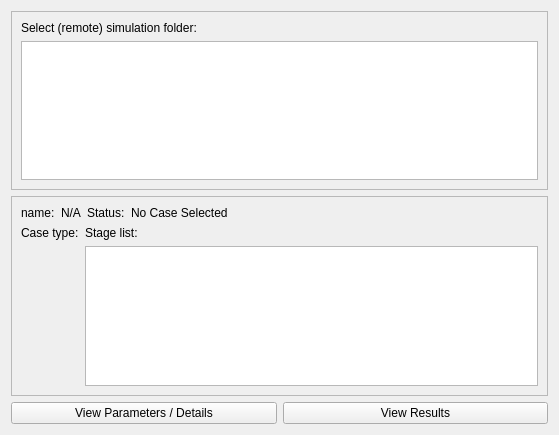
First picture: the form in cwe_guiWidgets/cwe_manage_simulation.ui, repository NHERI-SimCenter/CWE-Simulation-Tool, before the edit.
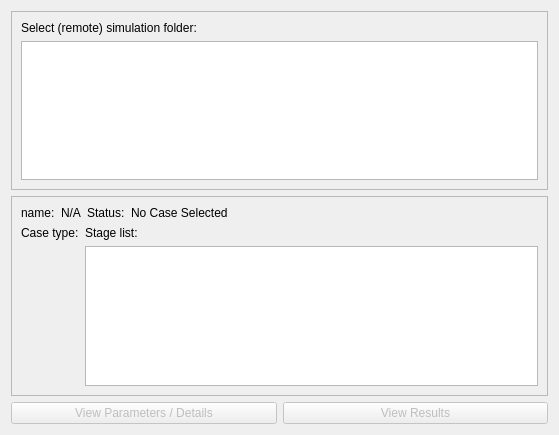
Second picture: the form after the edit. Icons and pictures are not drawn. Custom widgets are drawn as their Qt base class.

```diff
--- a/cwe_guiWidgets/cwe_manage_simulation.ui
+++ b/cwe_guiWidgets/cwe_manage_simulation.ui
@@ -51,6 +51,9 @@
   <layout class="QGridLayout" name="gridLayout">
    <item row="4" column="1">
     <widget class="QPushButton" name="pb_viewResults">
+     <property name="enabled">
+      <bool>false</bool>
+     </property>
      <property name="text">
       <string>View Results</string>
      </property>
@@ -58,6 +61,9 @@
    </item>
    <item row="4" column="0">
     <widget class="QPushButton" name="pb_viewParameters">
+     <property name="enabled">
+      <bool>false</bool>
+     </property>
      <property name="text">
       <string>View Parameters / Details</string>
      </property>
```
Left out of the diff: 29 changed lines with no effect on the pictures.
